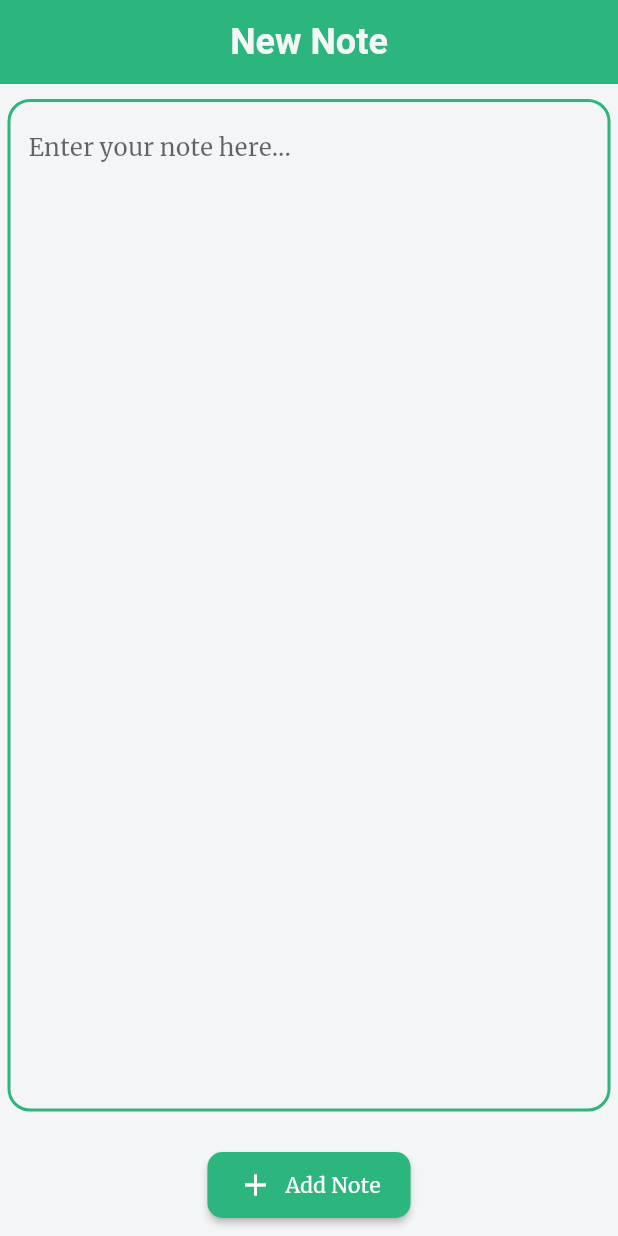
After one commit to Jayakrishnan-manoj/notes-keeper, a Flutter app: the screen it shows after launch, on a phone screen of 412 x 824 dp. The commit adds this screen. Run offline on Flutter 3.47's test engine with Material 2 defaults, Android fonts, the phone set to English and light mode, and no system bars.

Commit message:
implement static AddNotesScreen UI

```diff
--- /dev/null
+++ b/lib/features/notes/screens/add_note_screen.dart
@@ -0,0 +1,70 @@
+import 'package:flutter/material.dart';
+
+class AddNoteScreen extends StatefulWidget {
+  const AddNoteScreen({super.key});
+
+  @override
+  State<AddNoteScreen> createState() => _AddNoteScreenState();
+}
+
+class _AddNoteScreenState extends State<AddNoteScreen> {
+  TextEditingController _noteController = TextEditingController();
+
+  @override
+  void dispose() {
+    _noteController.dispose();
+    super.dispose();
+  }
+
+  @override
+  Widget build(BuildContext context) {
+    return Scaffold(
+      appBar: AppBar(
+        title: const Text("New Note"),
+      ),
+      body: Padding(
+        padding: const EdgeInsets.symmetric(vertical: 10, horizontal: 5),
+        child: Column(
+          children: [
+            Expanded(
+              child: Container(
+                decoration: BoxDecoration(
+                    border: Border.all(
+                      color: Theme.of(context).primaryColor,
+                      width: 2,
+                    ),
+                    borderRadius: BorderRadius.circular(15)),
+                child: TextField(
+                  controller: _noteController,
+                  maxLines: null,
+                  decoration: const InputDecoration(
+                    hintText: "Enter your note here...",
+                    border: OutlineInputBorder(
+                      borderSide: BorderSide.none,
+                    ),
+                  ),
+                ),
+              ),
+            ),
+            const SizedBox(
+              height: 25,
+            ),
+            ElevatedButton.icon(
+              style: ElevatedButton.styleFrom(
+                backgroundColor: Theme.of(context).primaryColor,
+                padding: const EdgeInsets.symmetric(vertical: 10, horizontal: 20),
+                shape: RoundedRectangleBorder(
+                  borderRadius: BorderRadius.circular(10),
+                ),
+
+              ),
+              onPressed: () {},
+              icon: const Icon(Icons.add),
+              label: const Text("Add Note"),
+            )
+          ],
+        ),
+      ),
+    );
+  }
+}
--- a/lib/main.dart
+++ b/lib/main.dart
@@ -1,5 +1,6 @@
 import 'package:flutter/material.dart';
 import 'package:flutter/services.dart';
+import 'package:notes_keeper/features/notes/screens/add_note_screen.dart';
 import 'package:notes_keeper/features/notes/screens/notes_list_screen.dart';
 import 'package:notes_keeper/shared/utils/colors.dart';
 
@@ -44,7 +45,7 @@ class _NotesAppState extends State<NotesApp> {
           ),
         ),
       ),
-      home: NotesListScreen(),
+      home: AddNoteScreen(),
     );
   }
 }
```
